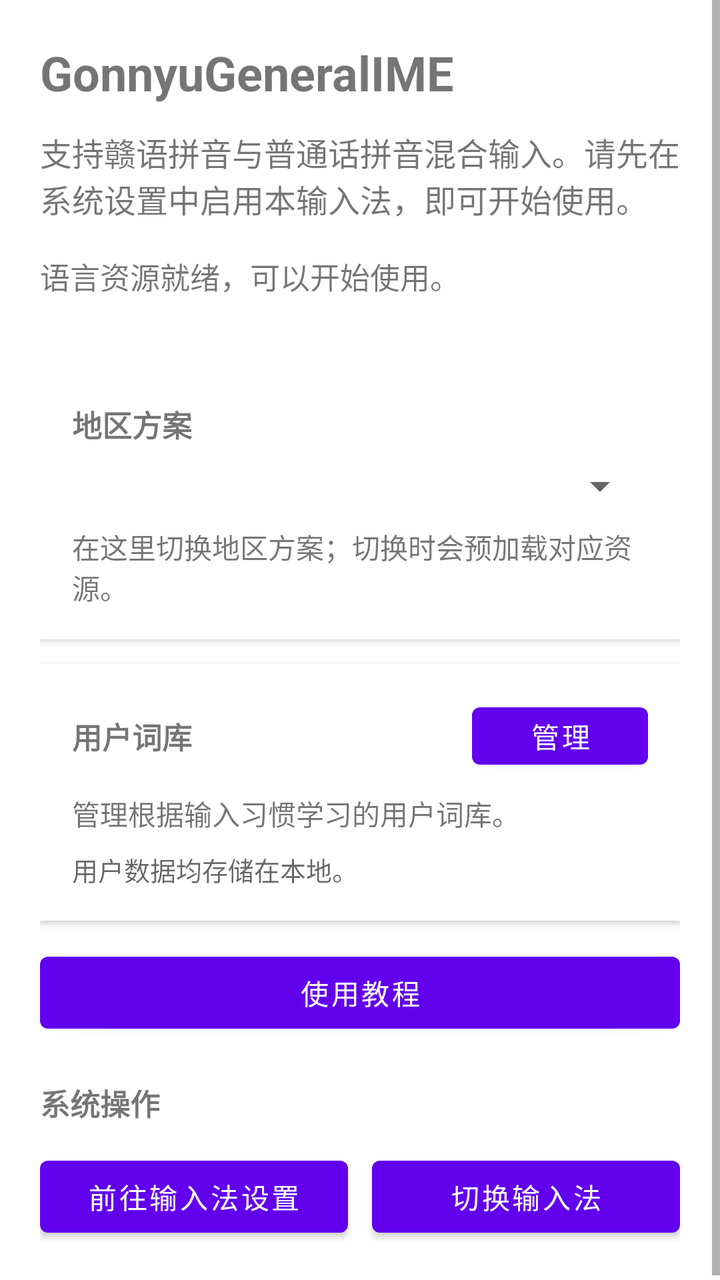
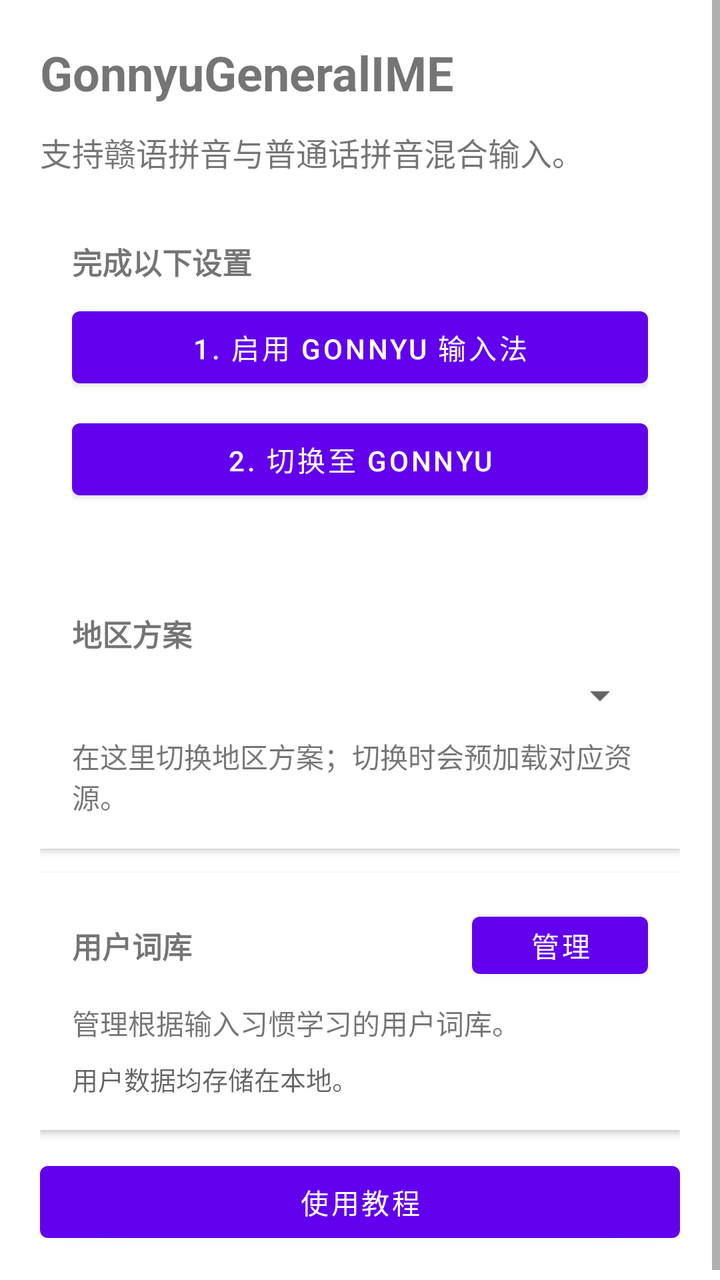

An Android layout rendered at two revisions. The XML below is the earlier revision; the diff shows what the commit changed to produce the second picture.
<!-- AndroidManifest.xml: fallback theme Theme.MaterialComponents.DayNight.NoActionBar -->
<!-- res/layout/activity_setup.xml -->
<?xml version="1.0" encoding="utf-8"?>
<ScrollView xmlns:android="http://schemas.android.com/apk/res/android"
    android:layout_width="match_parent"
    android:layout_height="match_parent">

    <LinearLayout
        android:layout_width="match_parent"
        android:layout_height="wrap_content"
        android:orientation="vertical"
        android:padding="20dp">

        <TextView
            android:id="@+id/setupTitle"
            android:layout_width="match_parent"
            android:layout_height="wrap_content"
            android:text="@string/setup_title"
            android:textSize="24sp"
            android:textStyle="bold" />

        <TextView
            android:id="@+id/setupSummary"
            android:layout_width="match_parent"
            android:layout_height="wrap_content"
            android:layout_marginTop="12dp"
            android:text="@string/setup_summary"
            android:textSize="16sp" />

        <TextView
            android:id="@+id/resourceStatus"
            android:layout_width="match_parent"
            android:layout_height="wrap_content"
            android:layout_marginTop="16dp"
            android:text="@string/resource_ready"
            android:textSize="15sp" />

        <LinearLayout
            android:id="@+id/settingsSections"
            android:layout_width="match_parent"
            android:layout_height="wrap_content"
            android:layout_marginTop="16dp"
            android:orientation="vertical">

            <LinearLayout
                android:id="@+id/regionCard"
                android:layout_width="match_parent"
                android:layout_height="wrap_content"
                android:background="?android:attr/colorBackground"
                android:elevation="2dp"
                android:orientation="vertical"
                android:padding="16dp">

        <TextView
            android:id="@+id/regionLabel"
            android:layout_width="match_parent"
            android:layout_height="wrap_content"
            android:layout_marginTop="20dp"
            android:text="@string/region_label"
            android:textSize="15sp"
            android:textStyle="bold" />

        <Spinner
            android:id="@+id/regionSpinner"
            android:layout_width="match_parent"
            android:layout_height="wrap_content"
            android:layout_marginTop="8dp" />

        <TextView
            android:id="@+id/regionSummary"
            android:layout_width="match_parent"
            android:layout_height="wrap_content"
            android:layout_marginTop="8dp"
            android:text="@string/region_summary"
            android:textSize="14sp" />

        <LinearLayout
            android:id="@+id/regionLoading"
            android:layout_width="match_parent"
            android:layout_height="wrap_content"
            android:layout_marginTop="12dp"
            android:gravity="center_vertical"
            android:orientation="horizontal"
            android:visibility="gone">

            <ProgressBar
                android:layout_width="wrap_content"
                android:layout_height="wrap_content"
                android:indeterminate="true" />

            <TextView
                android:id="@+id/regionLoadingText"
                android:layout_width="wrap_content"
                android:layout_height="wrap_content"
                android:layout_marginStart="12dp"
                android:textSize="14sp" />
        </LinearLayout>

            </LinearLayout>

            <LinearLayout
                android:id="@+id/userDictionaryCard"
                android:layout_width="match_parent"
                android:layout_height="wrap_content"
                android:layout_marginTop="12dp"
                android:background="?android:attr/colorBackground"
                android:elevation="2dp"
                android:orientation="vertical"
                android:padding="16dp">

                <LinearLayout
                    android:layout_width="match_parent"
                    android:layout_height="wrap_content"
                    android:gravity="center_vertical"
                    android:orientation="horizontal">

                    <TextView
                        android:layout_width="0dp"
                        android:layout_height="wrap_content"
                        android:layout_weight="1"
                        android:text="@string/user_dictionary_label"
                        android:textSize="15sp"
                        android:textStyle="bold" />

                    <Button
                        android:id="@+id/manageUserData"
                        android:layout_width="wrap_content"
                        android:layout_height="wrap_content"
                        android:minHeight="0dp"
                        android:text="@string/manage_user_data" />
                </LinearLayout>

                <TextView
                    android:layout_width="match_parent"
                    android:layout_height="wrap_content"
                    android:layout_marginTop="8dp"
                    android:text="@string/user_dictionary_summary"
                    android:textSize="14sp" />

                <TextView
                    android:layout_width="match_parent"
                    android:layout_height="wrap_content"
                    android:layout_marginTop="8dp"
                    android:text="@string/user_data_local_notice"
                    android:textColor="?android:attr/textColorSecondary"
                    android:textSize="13sp" />
            </LinearLayout>

            <Button
                android:id="@+id/openTutorial"
                android:layout_width="match_parent"
                android:layout_height="wrap_content"
                android:layout_marginTop="12dp"
                android:text="@string/open_tutorial" />

            <TextView
                android:layout_width="match_parent"
                android:layout_height="wrap_content"
                android:layout_marginTop="20dp"
                android:text="@string/system_operations_label"
                android:textSize="15sp"
                android:textStyle="bold" />

            <LinearLayout
                android:id="@+id/systemActions"
                android:layout_width="match_parent"
                android:layout_height="wrap_content"
                android:layout_marginTop="12dp"
                android:orientation="horizontal">

                <Button
                    android:id="@+id/openImeSettings"
                    android:layout_width="0dp"
                    android:layout_height="wrap_content"
                    android:layout_marginEnd="6dp"
                    android:layout_weight="1"
                    android:text="@string/open_ime_settings" />

                <Button
                    android:id="@+id/openImePicker"
                    android:layout_width="0dp"
                    android:layout_height="wrap_content"
                    android:layout_marginStart="6dp"
                    android:layout_weight="1"
                    android:text="@string/open_ime_picker" />
            </LinearLayout>
        </LinearLayout>
    </LinearLayout>
</ScrollView>
<!-- resources referenced by this layout -->
<resources>
  <string name="manage_user_data">管理</string>
  <string name="open_ime_picker">切换输入法</string>
  <string name="open_ime_settings">前往输入法设置</string>
  <string name="open_tutorial">使用教程</string>
  <string name="region_label">地区方案</string>
  <string name="region_summary">在这里切换地区方案；切换时会预加载对应资源。</string>
  <string name="resource_ready">语言资源就绪，可以开始使用。</string>
  <string name="setup_summary">支持赣语拼音与普通话拼音混合输入。请先在系统设置中启用本输入法，即可开始使用。</string>
  <string name="setup_title">GonnyuGeneralIME</string>
  <string name="system_operations_label">系统操作</string>
  <string name="user_data_local_notice">用户数据均存储在本地。</string>
  <string name="user_dictionary_label">用户词库</string>
  <string name="user_dictionary_summary">管理根据输入习惯学习的用户词库。</string>
</resources>

<!-- the commit's change to res/layout/activity_setup.xml (unified diff, before → after) -->
@@ -25,20 +25,51 @@
             android:text="@string/setup_summary"
             android:textSize="16sp" />
 
-        <TextView
-            android:id="@+id/resourceStatus"
-            android:layout_width="match_parent"
-            android:layout_height="wrap_content"
-            android:layout_marginTop="16dp"
-            android:text="@string/resource_ready"
-            android:textSize="15sp" />
-
         <LinearLayout
             android:id="@+id/settingsSections"
             android:layout_width="match_parent"
             android:layout_height="wrap_content"
             android:layout_marginTop="16dp"
             android:orientation="vertical">
+
+            <LinearLayout
+                android:id="@+id/setupCard"
+                android:layout_width="match_parent"
+                android:layout_height="wrap_content"
+                android:background="?android:attr/colorBackground"
+                android:elevation="2dp"
+                android:orientation="vertical"
+                android:padding="16dp">
+
+                <TextView
+                    android:layout_width="match_parent"
+                    android:layout_height="wrap_content"
+                    android:text="@string/system_operations_label"
+                    android:textSize="15sp"
+                    android:textStyle="bold" />
+
+                <Button
+                    android:id="@+id/openImeSettings"
+                    android:layout_width="match_parent"
+                    android:layout_height="wrap_content"
+                    android:layout_marginTop="8dp"
+                    android:text="@string/open_ime_settings" />
+
+                <Button
+                    android:id="@+id/openImePicker"
+                    android:layout_width="match_parent"
+                    android:layout_height="wrap_content"
+                    android:layout_marginTop="8dp"
+                    android:text="@string/open_ime_picker" />
+            </LinearLayout>
+
+            <TextView
+                android:id="@+id/resourceStatus"
+                android:layout_width="match_parent"
+                android:layout_height="wrap_content"
+                android:layout_marginTop="16dp"
+                android:textSize="15sp"
+                android:visibility="gone" />
 
             <LinearLayout
                 android:id="@+id/regionCard"
@@ -151,37 +182,6 @@
                 android:layout_marginTop="12dp"
                 android:text="@string/open_tutorial" />
 
-            <TextView
-                android:layout_width="match_parent"
-                android:layout_height="wrap_content"
-                android:layout_marginTop="20dp"
-                android:text="@string/system_operations_label"
-                android:textSize="15sp"
-                android:textStyle="bold" />
-
-            <LinearLayout
-                android:id="@+id/systemActions"
-                android:layout_width="match_parent"
-                android:layout_height="wrap_content"
-                android:layout_marginTop="12dp"
-                android:orientation="horizontal">
-
-                <Button
-                    android:id="@+id/openImeSettings"
-                    android:layout_width="0dp"
-                    android:layout_height="wrap_content"
-                    android:layout_marginEnd="6dp"
-                    android:layout_weight="1"
-                    android:text="@string/open_ime_settings" />
-
-                <Button
-                    android:id="@+id/openImePicker"
-                    android:layout_width="0dp"
-                    android:layout_height="wrap_content"
-                    android:layout_marginStart="6dp"
-                    android:layout_weight="1"
-                    android:text="@string/open_ime_picker" />
-            </LinearLayout>
         </LinearLayout>
     </LinearLayout>
 </ScrollView>
<!-- resource entries referenced after the edit -->
@@ -1,15 +1,14 @@
 <!-- resources referenced by this layout -->
 <resources>
   <string name="manage_user_data">管理</string>
-  <string name="open_ime_picker">切换输入法</string>
-  <string name="open_ime_settings">前往输入法设置</string>
+  <string name="open_ime_picker">2. 切换至 Gonnyu</string>
+  <string name="open_ime_settings">1. 启用 Gonnyu 输入法</string>
   <string name="open_tutorial">使用教程</string>
   <string name="region_label">地区方案</string>
   <string name="region_summary">在这里切换地区方案；切换时会预加载对应资源。</string>
-  <string name="resource_ready">语言资源就绪，可以开始使用。</string>
-  <string name="setup_summary">支持赣语拼音与普通话拼音混合输入。请先在系统设置中启用本输入法，即可开始使用。</string>
+  <string name="setup_summary">支持赣语拼音与普通话拼音混合输入。</string>
   <string name="setup_title">GonnyuGeneralIME</string>
-  <string name="system_operations_label">系统操作</string>
+  <string name="system_operations_label">完成以下设置</string>
   <string name="user_data_local_notice">用户数据均存储在本地。</string>
   <string name="user_dictionary_label">用户词库</string>
   <string name="user_dictionary_summary">管理根据输入习惯学习的用户词库。</string>
